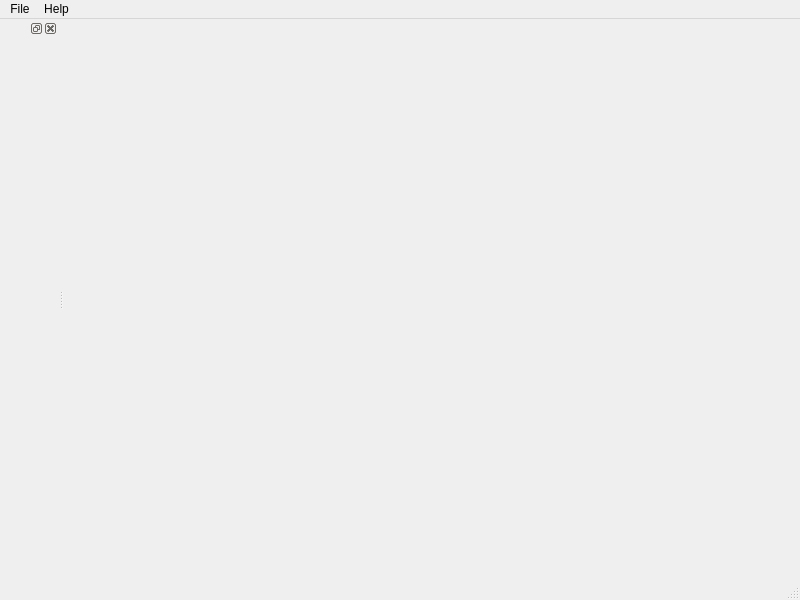
BartVolkaerts/OpenCL-Benchmark, file main_window.ui: the form before one commit.
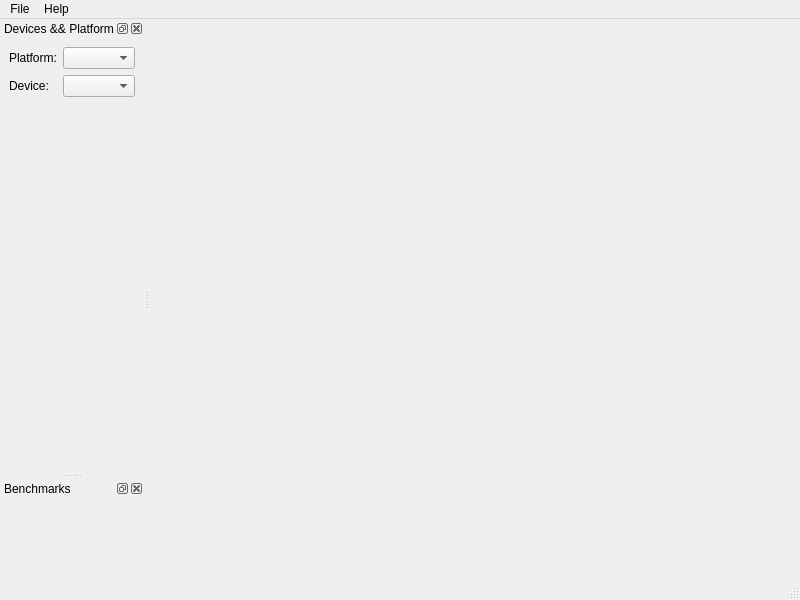
The form after the commit.

Commit message: Added some basic functionality: devices, platforms, context, porgrams...

The edit to the form file:
```diff
--- a/main_window.ui
+++ b/main_window.ui
@@ -37,11 +37,46 @@
    <addaction name="menuHelp"/>
   </widget>
   <widget class="QStatusBar" name="statusbar"/>
-  <widget class="QDockWidget" name="dockWidget">
+  <widget class="QDockWidget" name="hardwareWidget">
+   <property name="windowTitle">
+    <string>Devices &amp;&amp; Platform</string>
+   </property>
    <attribute name="dockWidgetArea">
     <number>1</number>
    </attribute>
-   <widget class="QWidget" name="dockWidgetContents"/>
+   <widget class="QWidget" name="dockWidgetContents">
+    <layout class="QFormLayout" name="formLayout">
+     <item row="0" column="0">
+      <widget class="QLabel" name="platformLabel">
+       <property name="text">
+        <string>Platform:</string>
+       </property>
+      </widget>
+     </item>
+     <item row="0" column="1">
+      <widget class="QComboBox" name="platformBox"/>
+     </item>
+     <item row="1" column="0">
+      <widget class="QLabel" name="deviceLabel">
+       <property name="text">
+        <string>Device:</string>
+       </property>
+      </widget>
+     </item>
+     <item row="1" column="1">
+      <widget class="QComboBox" name="deviceBox"/>
+     </item>
+    </layout>
+   </widget>
+  </widget>
+  <widget class="QDockWidget" name="benchmarkWidget">
+   <property name="windowTitle">
+    <string>Benchmarks</string>
+   </property>
+   <attribute name="dockWidgetArea">
+    <number>1</number>
+   </attribute>
+   <widget class="QWidget" name="dockWidgetContents_2"/>
   </widget>
  </widget>
  <resources/>
```
Left out of the diff: 2 changed lines with no effect on the pictures. The commit also changes 5 other files.
